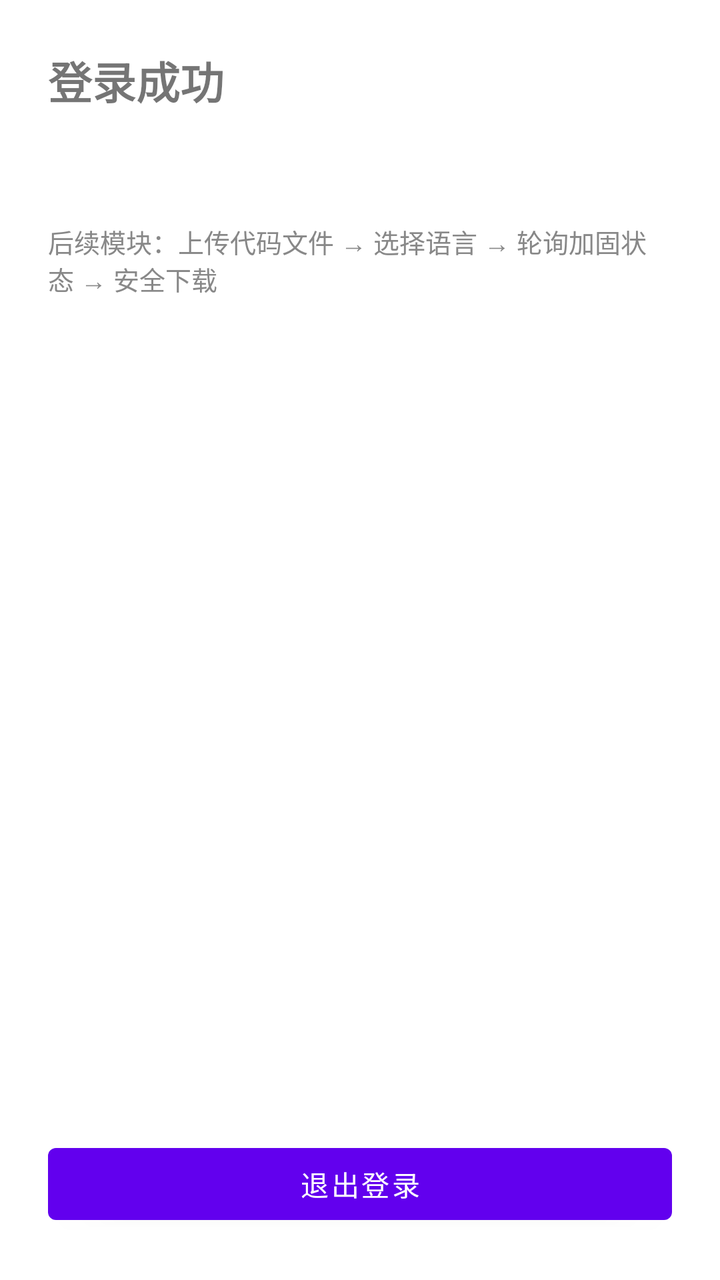
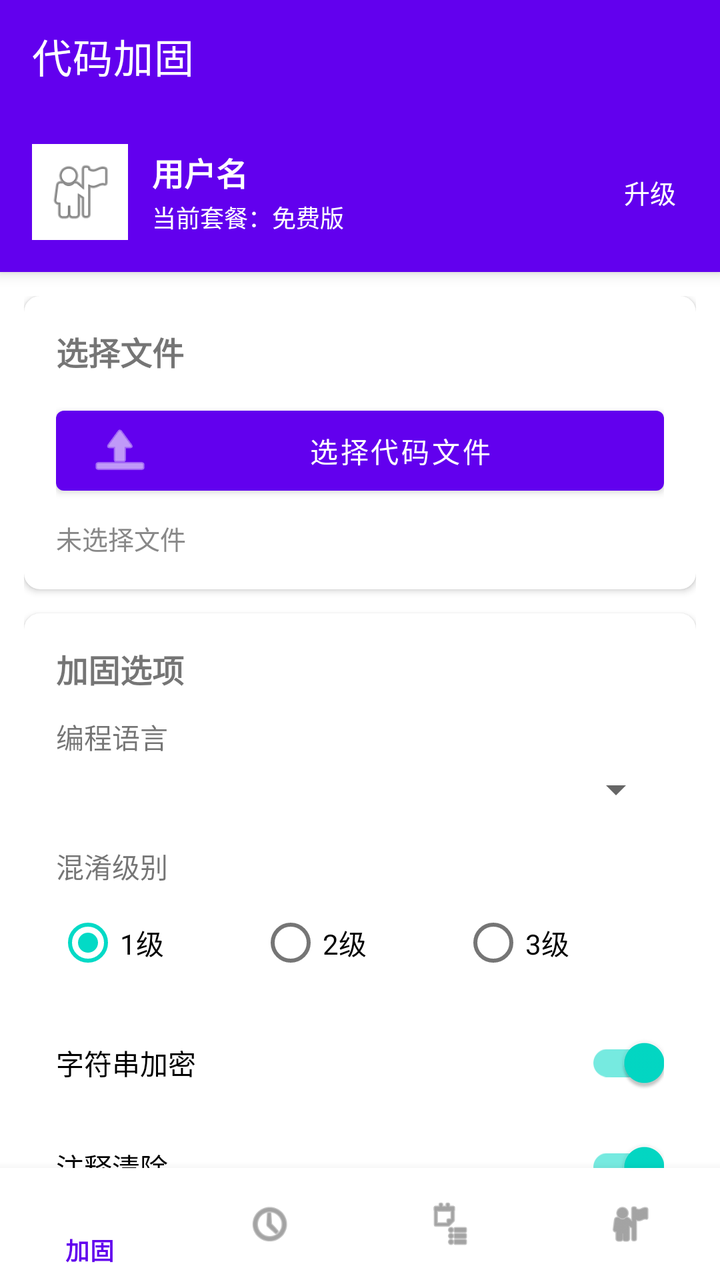

Compare the two renders of this Android layout. The source of the first and the diff that turns it into the second are given below.
<!-- AndroidManifest.xml: application theme Theme.MaterialComponents.DayNight.NoActionBar -->
<!-- res/layout/activity_main.xml -->
<?xml version="1.0" encoding="utf-8"?>
<LinearLayout xmlns:android="http://schemas.android.com/apk/res/android"
    android:layout_width="match_parent"
    android:layout_height="match_parent"
    android:orientation="vertical"
    android:padding="24dp">

    <TextView
        android:id="@+id/tvWelcome"
        android:layout_width="wrap_content"
        android:layout_height="wrap_content"
        android:text="登录成功"
        android:textSize="22sp"
        android:textStyle="bold" />

    <TextView
        android:id="@+id/tvInfo"
        android:layout_width="match_parent"
        android:layout_height="wrap_content"
        android:layout_marginTop="12dp"
        android:textSize="14sp"
        android:lineSpacingExtra="4dp" />

    <TextView
        android:layout_width="wrap_content"
        android:layout_height="wrap_content"
        android:layout_marginTop="24dp"
        android:text="后续模块：上传代码文件 → 选择语言 → 轮询加固状态 → 安全下载"
        android:textColor="#888888"
        android:textSize="13sp" />

    <View
        android:layout_width="match_parent"
        android:layout_height="0dp"
        android:layout_weight="1" />

    <com.google.android.material.button.MaterialButton
        android:id="@+id/btnLogout"
        android:layout_width="match_parent"
        android:layout_height="wrap_content"
        android:text="退出登录" />

</LinearLayout>
<!-- resources referenced by this layout -->
<resources>

</resources>

<!-- the commit's change to res/layout/activity_main.xml (unified diff, before → after) -->
@@ -1,43 +1,353 @@
 <?xml version="1.0" encoding="utf-8"?>
-<LinearLayout xmlns:android="http://schemas.android.com/apk/res/android"
+<androidx.coordinatorlayout.widget.CoordinatorLayout
+    xmlns:android="http://schemas.android.com/apk/res/android"
+    xmlns:app="http://schemas.android.com/apk/res-auto"
     android:layout_width="match_parent"
-    android:layout_height="match_parent"
-    android:orientation="vertical"
-    android:padding="24dp">
-
-    <TextView
-        android:id="@+id/tvWelcome"
-        android:layout_width="wrap_content"
-        android:layout_height="wrap_content"
-        android:text="登录成功"
-        android:textSize="22sp"
-        android:textStyle="bold" />
-
-    <TextView
-        android:id="@+id/tvInfo"
+    android:layout_height="match_parent">
+
+    <com.google.android.material.appbar.AppBarLayout
         android:layout_width="match_parent"
         android:layout_height="wrap_content"
-        android:layout_marginTop="12dp"
-        android:textSize="14sp"
-        android:lineSpacingExtra="4dp" />
-
-    <TextView
-        android:layout_width="wrap_content"
-        android:layout_height="wrap_content"
-        android:layout_marginTop="24dp"
-        android:text="后续模块：上传代码文件 → 选择语言 → 轮询加固状态 → 安全下载"
-        android:textColor="#888888"
-        android:textSize="13sp" />
-
-    <View
+        android:theme="@style/ThemeOverlay.MaterialComponents.Dark.ActionBar">
+
+        <com.google.android.material.appbar.MaterialToolbar
+            android:id="@+id/toolbar"
+            android:layout_width="match_parent"
+            android:layout_height="?attr/actionBarSize"
+            app:title="代码加固"
+            app:titleTextColor="@android:color/white" />
+
+        <LinearLayout
+            android:layout_width="match_parent"
+            android:layout_height="wrap_content"
+            android:orientation="horizontal"
+            android:gravity="center_vertical"
+            android:padding="16dp"
+            android:background="?attr/colorPrimary">
+
+            <ImageView
+                android:id="@+id/ivAvatar"
+                android:layout_width="48dp"
+                android:layout_height="48dp"
+                android:contentDescription="头像"
+                android:src="@android:drawable/ic_menu_myplaces"
+                android:background="@android:color/white"
+                android:padding="6dp" />
+
+            <LinearLayout
+                android:layout_width="0dp"
+                android:layout_height="wrap_content"
+                android:layout_weight="1"
+                android:layout_marginStart="12dp"
+                android:orientation="vertical">
+
+                <TextView
+                    android:id="@+id/tvUsername"
+                    android:layout_width="wrap_content"
+                    android:layout_height="wrap_content"
+                    android:text="用户名"
+                    android:textColor="@android:color/white"
+                    android:textSize="16sp"
+                    android:textStyle="bold" />
+
+                <TextView
+                    android:id="@+id/tvPlan"
+                    android:layout_width="wrap_content"
+                    android:layout_height="wrap_content"
+                    android:layout_marginTop="2dp"
+                    android:text="当前套餐：免费版"
+                    android:textColor="@android:color/white"
+                    android:textSize="12sp" />
+            </LinearLayout>
+
+            <TextView
+                android:id="@+id/tvUpgrade"
+                android:layout_width="wrap_content"
+                android:layout_height="wrap_content"
+                android:padding="6dp"
+                android:text="升级"
+                android:textColor="@android:color/white"
+                android:textSize="13sp" />
+        </LinearLayout>
+    </com.google.android.material.appbar.AppBarLayout>
+
+    <androidx.core.widget.NestedScrollView
         android:layout_width="match_parent"
-        android:layout_height="0dp"
-        android:layout_weight="1" />
-
-    <com.google.android.material.button.MaterialButton
-        android:id="@+id/btnLogout"
+        android:layout_height="match_parent"
+        app:layout_behavior="@string/appbar_scrolling_view_behavior"
+        android:padding="12dp"
+        android:clipToPadding="false"
+        android:fillViewport="true">
+
+        <LinearLayout
+            android:layout_width="match_parent"
+            android:layout_height="wrap_content"
+            android:orientation="vertical"
+            android:paddingBottom="72dp">
+
+            <com.google.android.material.card.MaterialCardView
+                android:layout_width="match_parent"
+                android:layout_height="wrap_content"
+                android:layout_marginBottom="12dp"
+                app:cardCornerRadius="8dp"
+                app:cardElevation="2dp">
+
+                <LinearLayout
+                    android:layout_width="match_parent"
+                    android:layout_height="wrap_content"
+                    android:orientation="vertical"
+                    android:padding="16dp">
+
+                    <TextView
+                        android:layout_width="wrap_content"
+                        android:layout_height="wrap_content"
+                        android:text="选择文件"
+                        android:textSize="16sp"
+                        android:textStyle="bold" />
+
+                    <com.google.android.material.button.MaterialButton
+                        android:id="@+id/btnSelectFile"
+                        android:layout_width="match_parent"
+                        android:layout_height="wrap_content"
+                        android:layout_marginTop="12dp"
+                        android:text="选择代码文件"
+                        app:icon="@android:drawable/ic_menu_upload" />
+
+                    <TextView
+                        android:id="@+id/tvFileName"
+                        android:layout_width="wrap_content"
+                        android:layout_height="wrap_content"
+                        android:layout_marginTop="8dp"
+                        android:text="未选择文件"
+                        android:textColor="#888888"
+                        android:textSize="13sp" />
+                </LinearLayout>
+            </com.google.android.material.card.MaterialCardView>
+
+            <com.google.android.material.card.MaterialCardView
+                android:layout_width="match_parent"
+                android:layout_height="wrap_content"
+                android:layout_marginBottom="12dp"
+                app:cardCornerRadius="8dp"
+                app:cardElevation="2dp">
+
+                <LinearLayout
+                    android:layout_width="match_parent"
+                    android:layout_height="wrap_content"
+                    android:orientation="vertical"
+                    android:padding="16dp">
+
+                    <TextView
+                        android:layout_width="wrap_content"
+                        android:layout_height="wrap_content"
+                        android:text="加固选项"
+                        android:textSize="16sp"
+                        android:textStyle="bold" />
+
+                    <TextView
+                        android:layout_width="wrap_content"
+                        android:layout_height="wrap_content"
+                        android:layout_marginTop="12dp"
+                        android:text="编程语言"
+                        android:textSize="14sp" />
+
+                    <Spinner
+                        android:id="@+id/spinnerLanguage"
+                        android:layout_width="match_parent"
+                        android:layout_height="wrap_content"
+                        android:layout_marginTop="4dp" />
+
+                    <TextView
+                        android:layout_width="wrap_content"
+                        android:layout_height="wrap_content"
+                        android:layout_marginTop="16dp"
+                        android:text="混淆级别"
+                        android:textSize="14sp" />
+
+                    <RadioGroup
+                        android:id="@+id/radioGroupLevel"
+                        android:layout_width="match_parent"
+                        android:layout_height="wrap_content"
+                        android:orientation="horizontal"
+                        android:layout_marginTop="4dp">
+
+                        <RadioButton
+                            android:id="@+id/rbLevel1"
+                            android:layout_width="0dp"
+                            android:layout_height="wrap_content"
+                            android:layout_weight="1"
+                            android:checked="true"
+                            android:text="1级" />
+
+                        <RadioButton
+                            android:id="@+id/rbLevel2"
+                            android:layout_width="0dp"
+                            android:layout_height="wrap_content"
+                            android:layout_weight="1"
+                            android:text="2级" />
+
+                        <RadioButton
+                            android:id="@+id/rbLevel3"
+                            android:layout_width="0dp"
+                            android:layout_height="wrap_content"
+                            android:layout_weight="1"
+                            android:text="3级" />
+                    </RadioGroup>
+
+                    <com.google.android.material.switchmaterial.SwitchMaterial
+                        android:id="@+id/switchStringEncrypt"
+                        android:layout_width="match_parent"
+                        android:layout_height="wrap_content"
+                        android:layout_marginTop="12dp"
+                        android:checked="true"
+                        android:text="字符串加密" />
+
+                    <com.google.android.material.switchmaterial.SwitchMaterial
+                        android:id="@+id/switchCommentRemove"
+                        android:layout_width="match_parent"
+                        android:layout_height="wrap_content"
+                        android:layout_marginTop="4dp"
+                        android:checked="true"
+                        android:text="注释清除" />
+
+                    <com.google.android.material.switchmaterial.SwitchMaterial
+                        android:id="@+id/switchControlFlow"
+                        android:layout_width="match_parent"
+                        android:layout_height="wrap_content"
+                        android:layout_marginTop="4dp"
+                        android:text="控制流平坦化" />
+
+                    <com.google.android.material.button.MaterialButton
+                        android:id="@+id/btnStartHardening"
+                        android:layout_width="match_parent"
+                        android:layout_height="wrap_content"
+                        android:layout_marginTop="16dp"
+                        android:text="开始加固" />
+                </LinearLayout>
+            </com.google.android.material.card.MaterialCardView>
+
+            <com.google.android.material.card.MaterialCardView
+                android:id="@+id/cardProgress"
+                android:layout_width="match_parent"
+                android:layout_height="wrap_content"
+                android:layout_marginBottom="12dp"
+                android:visibility="gone"
+                app:cardCornerRadius="8dp"
+                app:cardElevation="2dp">
+
+                <LinearLayout
+                    android:layout_width="match_parent"
+                    android:layout_height="wrap_content"
+                    android:orientation="vertical"
+                    android:padding="16dp">
+
+                    <TextView
+                        android:id="@+id/tvStatusText"
+                        android:layout_width="wrap_content"
+                        android:layout_height="wrap_content"
+                        android:text="状态：等待中"
+                        android:textSize="16sp"
+                        android:textStyle="bold" />
+
+                    <TextView
+                        android:layout_width="wrap_content"
+                        android:layout_height="wrap_content"
+                        android:layout_marginTop="12dp"
+                        android:text="上传进度"
+                        android:textSize="13sp" />
+
+                    <ProgressBar
+                        android:id="@+id/progressUpload"
+                        style="?android:attr/progressBarStyleHorizontal"
+                        android:layout_width="match_parent"
+                        android:layout_height="wrap_content"
+                        android:layout_marginTop="4dp"
+                        android:max="100"
+                        android:progress="0" />
+
+                    <TextView
+                        android:id="@+id/tvUploadPercent"
+                        android:layout_width="wrap_content"
+                        android:layout_height="wrap_content"
+                        android:text="0%"
+                        android:textColor="#666666"
+                        android:textSize="12sp" />
+
+                    <TextView
+                        android:layout_width="wrap_content"
+                        android:layout_height="wrap_content"
+                        android:layout_marginTop="12dp"
+                        android:text="加固进度"
+                        android:textSize="13sp" />
+
+                    <ProgressBar
+                        android:id="@+id/progressHardening"
+                        style="?android:attr/progressBarStyleHorizontal"
+                        android:layout_width="match_parent"
+                        android:layout_height="wrap_content"
+                        android:layout_marginTop="4dp"
+                        android:max="100"
+                        android:progress="0" />
+
+                    <TextView
+                        android:id="@+id/tvHardeningStatus"
+                        android:layout_width="wrap_content"
+                        android:layout_height="wrap_content"
+                        android:layout_marginTop="4dp"
+                        android:text="等待中"
+                        android:textColor="#666666"
+                        android:textSize="12sp" />
+                </LinearLayout>
+            </com.google.android.material.card.MaterialCardView>
+
+            <com.google.android.material.card.MaterialCardView
+                android:id="@+id/cardResult"
+                android:layout_width="match_parent"
+                android:layout_height="wrap_content"
+                android:layout_marginBottom="12dp"
+                android:visibility="gone"
+                app:cardCornerRadius="8dp"
+                app:cardElevation="2dp">
+
+                <LinearLayout
+                    android:layout_width="match_parent"
+                    android:layout_height="wrap_content"
+                    android:orientation="vertical"
+                    android:padding="16dp">
+
+                    <TextView
+                        android:layout_width="wrap_content"
+                        android:layout_height="wrap_content"
+                        android:text="加固完成"
+                        android:textColor="#4CAF50"
+                        android:textSize="16sp"
+                        android:textStyle="bold" />
+
+                    <TextView
+                        android:id="@+id/tvStats"
+                        android:layout_width="match_parent"
+                        android:layout_height="wrap_content"
+                        android:layout_marginTop="8dp"
+                        android:lineSpacingExtra="4dp"
+                        android:textSize="13sp" />
+
+                    <com.google.android.material.button.MaterialButton
+                        android:id="@+id/btnDownload"
+                        android:layout_width="match_parent"
+                        android:layout_height="wrap_content"
+                        android:layout_marginTop="12dp"
+                        android:text="下载加固文件"
+                        app:icon="@android:drawable/ic_menu_save" />
+                </LinearLayout>
+            </com.google.android.material.card.MaterialCardView>
+        </LinearLayout>
+    </androidx.core.widget.NestedScrollView>
+
+    <com.google.android.material.bottomnavigation.BottomNavigationView
+        android:id="@+id/bottomNav"
         android:layout_width="match_parent"
         android:layout_height="wrap_content"
-        android:text="退出登录" />
-
-</LinearLayout>
+        android:layout_gravity="bottom"
+        app:menu="@menu/bottom_nav_menu" />
+
+</androidx.coordinatorlayout.widget.CoordinatorLayout>
